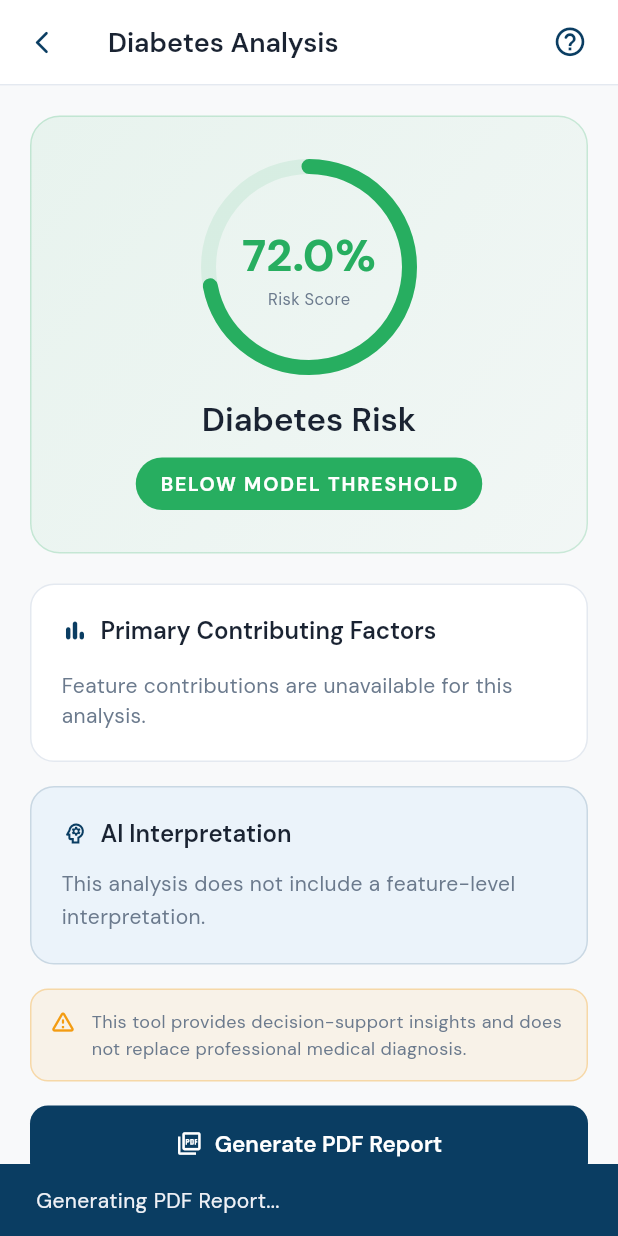
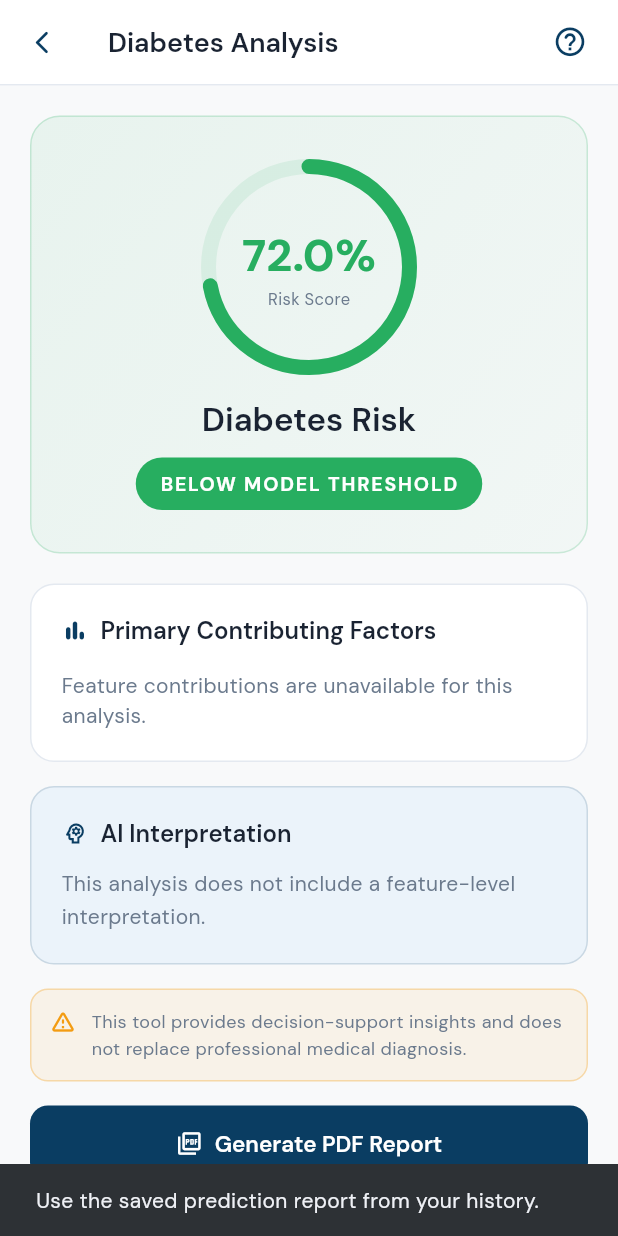
Before and after one commit to FlipFlopXI/risksense-ai-frontend, a Flutter app: the PredictionResultScreen screen opened directly, after a tap on the "help outline" icon, after a tap on "Generate PDF Report", on a phone screen of 412 x 824 dp. Run offline on Flutter 3.47's test engine with Material 3 defaults, Android fonts, the phone set to English and light mode, and no system bars; drawn by our look-alikes of percent_indicator; our stand-ins replace dio, fl_chart, flutter_secure_storage, google_fonts, pdf, printing; accounts and stored records are empty; network calls fail.

Commit message:
Connect prediction history and result views

```diff
--- a/lib/screens/shared/prediction_result_screen.dart
+++ b/lib/screens/shared/prediction_result_screen.dart
@@ -3,6 +3,7 @@ import 'package:medguide/widgets/screen_help.dart';
 import 'package:percent_indicator/percent_indicator.dart';
 import 'package:medguide/theme/app_theme.dart';
 import 'package:medguide/widgets/shared_widgets.dart';
+import 'package:medguide/services/clinician_pdf.dart';
 
 class PredictionResultScreen extends StatefulWidget {
   final String condition;
@@ -10,6 +11,7 @@ class PredictionResultScreen extends StatefulWidget {
   final String? riskClassification;
   final String? interpretation;
   final List<Map<String, dynamic>> contributingFactors;
+  final bool clinicianMode;
 
   const PredictionResultScreen({
     super.key,
@@ -18,6 +20,7 @@ class PredictionResultScreen extends StatefulWidget {
     this.riskClassification,
     this.interpretation,
     this.contributingFactors = const [],
+    this.clinicianMode = false,
   });
 
   @override
@@ -302,14 +305,19 @@ class _PredictionResultScreenState extends State<PredictionResultScreen>
             child: ElevatedButton.icon(
               icon: const Icon(Icons.picture_as_pdf_outlined, size: 18),
               label: const Text('Generate PDF Report'),
-              onPressed: () {
-                ScaffoldMessenger.of(context).showSnackBar(
-                  const SnackBar(
-                    content: Text('Generating PDF Report...'),
-                    backgroundColor: AppColors.primaryBlue,
-                  ),
-                );
-              },
+              onPressed: widget.clinicianMode ? () => ClinicianPdf.export(context,
+                title: '${widget.condition} demonstration assessment',
+                lines: [
+                  'Estimated model score: ${(widget.riskScore * 100).toStringAsFixed(1)}%',
+                  'Classification: ${widget.riskClassification ?? 'Unavailable'}',
+                  widget.interpretation ?? 'No interpretation available.',
+                  ...widget.contributingFactors.map((factor) =>
+                      '${factor['feature']}: ${factor['direction']} score'),
+                  'This assessment was not saved to a patient record.',
+                ],
+              ) : () => ScaffoldMessenger.of(context).showSnackBar(
+                const SnackBar(content: Text('Use the saved prediction report from your history.')),
+              ),
             ),
           ),
           const SizedBox(height: 20),
```
Also changed, not shown: lib/screens/shared/history_screen.dart (+23 -18 lines).
